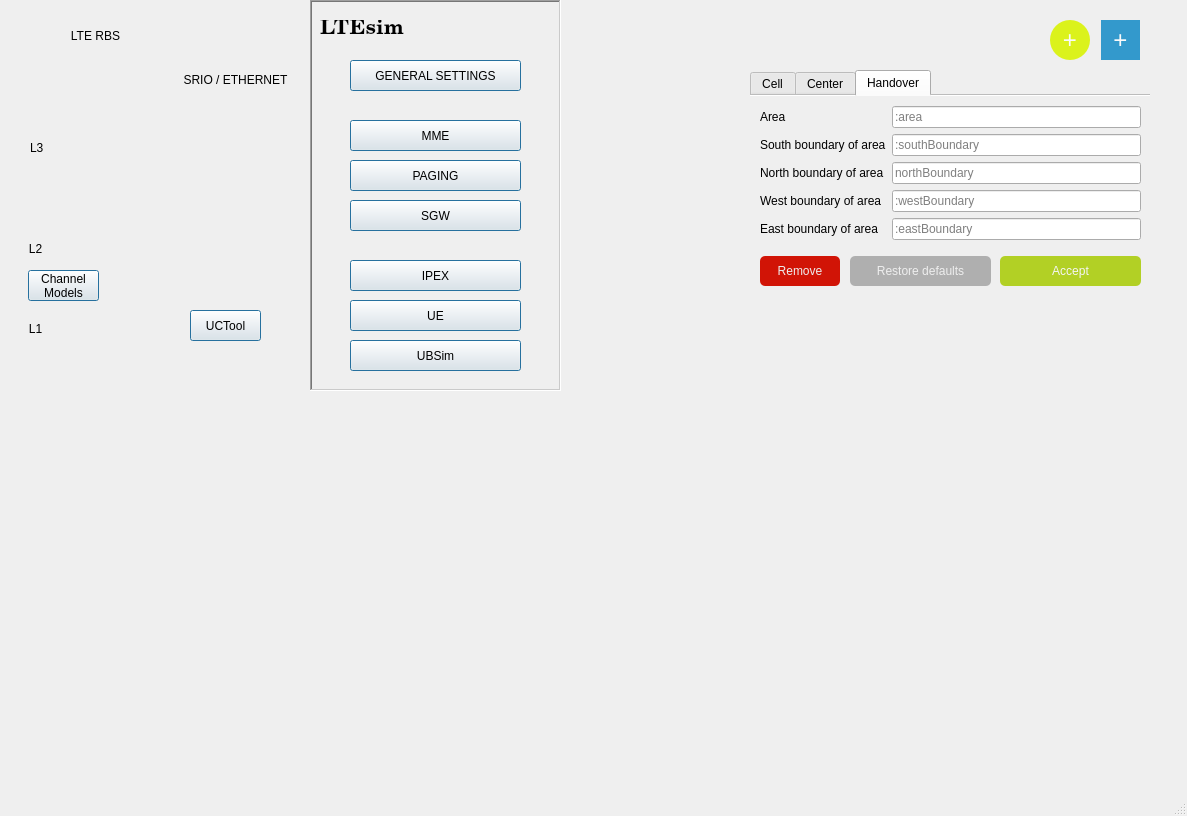
moniss23/junit4, file LTEsimGeneratorGUI/Ui/Windows/newmapwindow.ui: the form before one commit.
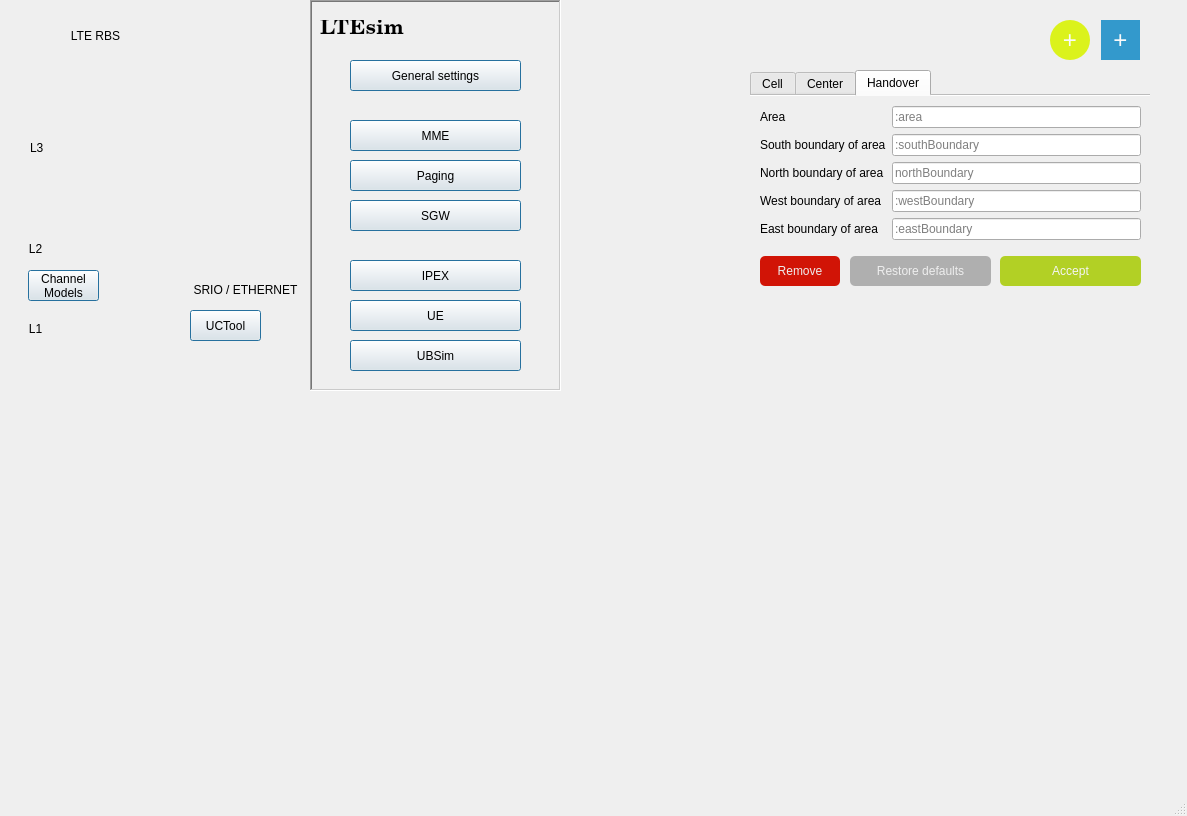
The form after the commit. Icons and pictures are not drawn.

Patch:
```diff
--- a/LTEsimGeneratorGUI/Ui/Windows/newmapwindow.ui
+++ b/LTEsimGeneratorGUI/Ui/Windows/newmapwindow.ui
@@ -187,7 +187,7 @@
        <string notr="true">border-color: rgb(0, 0, 0);</string>
       </property>
       <property name="text">
-       <string>PAGING</string>
+       <string>Paging</string>
       </property>
       <property name="default">
        <bool>true</bool>
@@ -226,7 +226,7 @@
 background-color: #eee;</string>
       </property>
       <property name="text">
-       <string>GENERAL SETTINGS</string>
+       <string>General settings</string>
       </property>
       <property name="default">
        <bool>true</bool>
@@ -338,8 +338,8 @@
     <widget class="QLabel" name="srioLabel">
      <property name="geometry">
       <rect>
-       <x>170</x>
-       <y>70</y>
+       <x>180</x>
+       <y>280</y>
        <width>111</width>
        <height>20</height>
       </rect>
```
